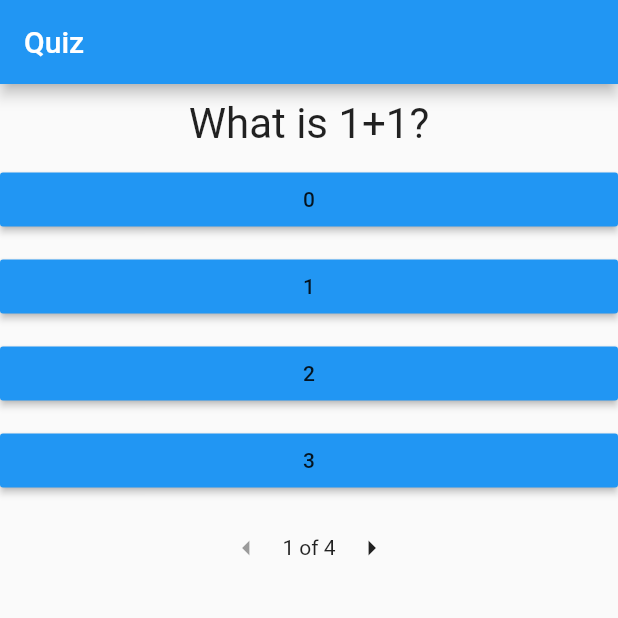
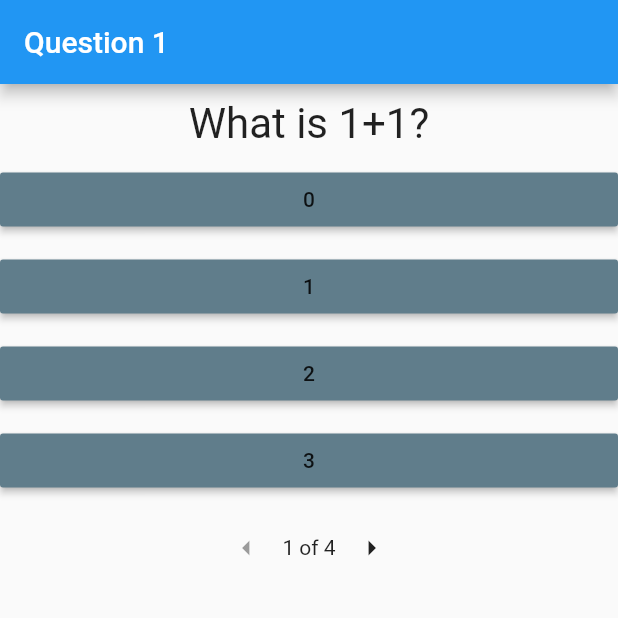
Before and after one commit to NicholasMead/flutter-training, a Flutter app: the screen it shows after launch, on a phone screen of 412 x 824 dp, the top half of it. Run offline on Flutter 3.47's test engine with Material 2 defaults, Android fonts, the phone set to English and light mode, and no system bars.

Commit message:
completes quiz app

```diff
--- a/basic_quiz/lib/main.dart
+++ b/basic_quiz/lib/main.dart
@@ -1,5 +1,6 @@
+import 'package:basic_quiz/models/question.dart';
 import 'package:basic_quiz/widgets/QuestionWidget.dart';
-import 'package:basic_quiz/models/question.dart';
+import 'package:basic_quiz/widgets/ResultsPage.dart';
 import 'package:basic_quiz/widgets/SelectPage.dart';
 import 'package:flutter/material.dart';
 
@@ -9,8 +10,9 @@ class MyApp extends StatefulWidget {
 }
 
 class _MyAppState extends State<MyApp> {
+  int? result;
   var currentQuestionIndex = 0;
-  var questions = [
+  static final questions = [
     AnswerableQuestion("What is 1+1?", ["0", "1", "2", "3"], 2),
     AnswerableQuestion("What is 1-1?", ["0", "1", "2", "3"], 0),
     AnswerableQuestion("What is 1x1?", ["0", "1", "2", "3"], 1),
@@ -19,17 +21,34 @@ class _MyAppState extends State<MyApp> {
 
   AnswerableQuestion get currentQuestion => questions[currentQuestionIndex];
 
+  int get remainingQuestions => questions.where((q) => !q.isAnsered).length;
+
   void onAnswer(int answer) =>
       setState(() => currentQuestion.answeredIndex = answer);
+
+  void onSubmit() => setState(() {
+        result = questions
+            .where((q) => q.correctAnswerIndex == q.answeredIndex)
+            .length;
+      });
+
+  void onReset() => setState(() {
+        questions.forEach((q) => q.reset());
+        currentQuestionIndex = 0;
+        result = null;
+      });
 
   @override
   Widget build(BuildContext context) {
     return MaterialApp(
       home: Scaffold(
           appBar: AppBar(
-          title: Text("Quiz"),
+            title: Text(result == null
+                ? "Question ${currentQuestionIndex + 1}"
+                : "Math Quiz"),
           ),
-        body: Column(children: [
+          body: result == null
+              ? Column(children: [
                   QuestionWidget(
                     currentQuestion,
                     onAnswer: onAnswer,
@@ -40,9 +59,20 @@ class _MyAppState extends State<MyApp> {
                     pageCount: questions.length,
                     onPageChange: (page) =>
                         setState(() => currentQuestionIndex = page - 1),
+                  ),
+                  Visibility(
+                    child: RaisedButton(
+                      child: Text("Submit"),
+                      onPressed: onSubmit,
+                    ),
+                    visible: remainingQuestions == 0,
                   )
-        ]),
-      ),
+                ])
+              : ResultsPage(
+                  result: result!,
+                  numQuestions: questions.length,
+                  onReset: onReset,
+                )),
     );
   }
 }
--- a/basic_quiz/lib/models/question.dart
+++ b/basic_quiz/lib/models/question.dart
@@ -21,6 +21,8 @@ class AnswerableQuestion extends Question {
       String question, List<String> answers, int correctAnswerIndex)
       : super(question, answers, correctAnswerIndex);
 
+  void reset() => _answeredIndex = -1;
+
   bool get isAnsered => _answeredIndex != -1;
   int get answeredIndex => _answeredIndex;
 
--- a/basic_quiz/lib/widgets/QuestionWidget.dart
+++ b/basic_quiz/lib/widgets/QuestionWidget.dart
@@ -21,11 +21,7 @@ class QuestionWidget extends StatelessWidget {
       var button = RaisedButton(
           child: Text(_question.answers[x]),
           onPressed: () => onAnswer(x),
-          color: answeredIndex != x
-              ? Colors.blue
-              : _question.correctAnswerIndex == x
-                  ? Colors.green
-                  : Colors.red);
+          color: answeredIndex != x ? Colors.blueGrey : Colors.blue);
       answerButtons.add(Container(
         width: double.infinity,
         margin: EdgeInsets.only(bottom: 10),
```
Also changed, not shown: basic_quiz/lib/widgets/ResultsPage.dart (added, +34 -0 lines). Lines whose indentation alone changed are shown as unchanged.
